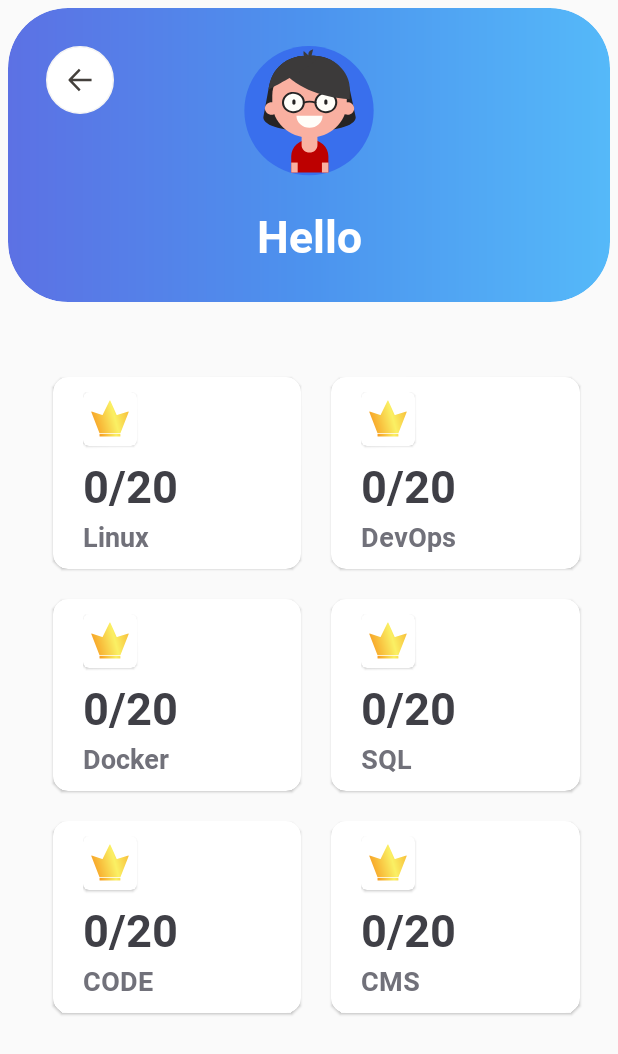
After one commit to PhoenixIgris/Quizz-App, an Android app built with Jetpack Compose: the ProfileActivity screen opened directly, with no data from a screen before it, on a phone screen of 412 x 824 dp. The commit adds this screen. Shown: the top 1054 px of the screen. Run offline under Robolectric (Android 15) with nearby library versions, the phone set to English and light mode, and no system bars; our stand-ins replace Dagger/Hilt's generated code.

Commit message:
Add Profile Activity

```diff
--- a/app/src/main/AndroidManifest.xml
+++ b/app/src/main/AndroidManifest.xml
@@ -15,6 +15,9 @@
         android:theme="@style/Theme.Quizz"
         tools:targetApi="31">
         <activity
+            android:name=".ui.profile.ProfileActivity"
+            android:exported="false" />
+        <activity
             android:name=".ui.quiz.QuizActivity"
             android:exported="true" />
         <activity
--- a/app/src/main/java/com/phoenixigris/quizz/ui/home/HomeActivity.kt
+++ b/app/src/main/java/com/phoenixigris/quizz/ui/home/HomeActivity.kt
@@ -12,6 +12,7 @@ import com.phoenixigris.quizz.helpers.QuizLevelEnum
 import com.phoenixigris.quizz.helpers.QuizModel
 import com.phoenixigris.quizz.helpers.QuizStatus
 import com.phoenixigris.quizz.helpers.QuizTypeEnum
+import com.phoenixigris.quizz.ui.profile.ProfileActivity
 import com.phoenixigris.quizz.ui.quiz.QuizActivity
 import dagger.hilt.android.AndroidEntryPoint
 
@@ -27,8 +28,15 @@ class HomeActivity : AppCompatActivity() {
         binding = HomeLytBinding.inflate(layoutInflater)
         viewModel.getQuizStatus()
         observerQuizStatus()
-      //  fetchQuestions()
+        setProfile()
+        //  fetchQuestions()
         setContentView(binding.root)
+    }
+
+    private fun setProfile() {
+        binding.homeActProfileIV.setOnClickListener {
+            startActivity(Intent(this, ProfileActivity::class.java))
+        }
     }
 
     private fun observerQuizStatus() {
--- /dev/null
+++ b/app/src/main/java/com/phoenixigris/quizz/ui/profile/ProfileActivity.kt
@@ -0,0 +1,48 @@
+package com.phoenixigris.quizz.ui.profile
+
+import android.graphics.drawable.GradientDrawable
+import androidx.appcompat.app.AppCompatActivity
+import android.os.Bundle
+import androidx.lifecycle.lifecycleScope
+import androidx.recyclerview.widget.GridLayoutManager
+import com.phoenixigris.quizz.database.DataStoreHelper
+import com.phoenixigris.quizz.databinding.ActivityProfileBinding
+import com.phoenixigris.quizz.helpers.HelperClass
+import dagger.hilt.android.AndroidEntryPoint
+import kotlinx.coroutines.flow.first
+import kotlinx.coroutines.launch
+import javax.inject.Inject
+
+@AndroidEntryPoint
+class ProfileActivity : AppCompatActivity() {
+    private lateinit var binding: ActivityProfileBinding
+
+    @Inject
+    lateinit var dataStoreHelper: DataStoreHelper
+    override fun onCreate(savedInstanceState: Bundle?) {
+        super.onCreate(savedInstanceState)
+        binding = ActivityProfileBinding.inflate(layoutInflater)
+        binding.profileUserCard.background = HelperClass.linearGradientDrawable(
+            "#5C71E4",
+            "#4C93EE",
+            "#55B9F9",
+            GradientDrawable.Orientation.LEFT_RIGHT, 60F
+        )
+        binding.profileBackBtn.setOnClickListener {
+            onBackPressedDispatcher.onBackPressed()
+        }
+        setValues()
+        setContentView(binding.root)
+    }
+
+    private fun setValues() {
+        lifecycleScope.launch {
+            dataStoreHelper.getQuizStatusList().first().let {
+                binding.profileGridScoreLyt.apply {
+                    layoutManager = GridLayoutManager(this@ProfileActivity, 2)
+                    adapter = ScoreRVA(it)
+                }
+            }
+        }
+    }
+}
--- /dev/null
+++ b/app/src/main/java/com/phoenixigris/quizz/ui/profile/ScoreRVA.kt
@@ -0,0 +1,36 @@
+package com.phoenixigris.quizz.ui.profile
+
+import android.view.LayoutInflater
+import android.view.ViewGroup
+import androidx.recyclerview.widget.RecyclerView
+import com.phoenixigris.quizz.databinding.ScoreCardBinding
+import com.phoenixigris.quizz.helpers.QuizModel
+
+class ScoreRVA(private val mList: List<QuizModel>) :
+    RecyclerView.Adapter<ScoreRVA.Holder>() {
+
+    inner class Holder(private val binding: ScoreCardBinding) :
+        RecyclerView.ViewHolder(binding.root) {
+
+        fun bindView(data: QuizModel, position: Int) {
+            binding.scoreTypeTv.text = data.name
+            binding.scoreValueTv.text = "${data.score.easyScore}/20"
+        }
+    }
+
+    override fun onCreateViewHolder(parent: ViewGroup, viewType: Int): ScoreRVA.Holder {
+        return Holder(
+            ScoreCardBinding.inflate(LayoutInflater.from(parent.context), parent, false)
+        )
+    }
+
+    override fun onBindViewHolder(holder: ScoreRVA.Holder, position: Int) {
+        val data = mList[position]
+        holder.bindView(data, position)
+    }
+
+    override fun getItemCount(): Int {
+        return mList.size
+    }
+
+}
--- /dev/null
+++ b/app/src/main/res/drawable/ic_avatar.xml
@@ -0,0 +1,99 @@
+<vector xmlns:android="http://schemas.android.com/apk/res/android"
+    android:width="100dp"
+    android:height="100dp"
+    android:viewportWidth="58"
+    android:viewportHeight="58">
+  <path
+      android:pathData="M29,50C42.807,50 54,38.807 54,25C54,11.193 42.807,0 29,0C15.193,0 4,11.193 4,25C4,38.807 15.193,50 29,50Z"
+      android:fillColor="#396FED"/>
+  <path
+      android:pathData="M44.78,16.866L47.065,27.547C47.065,34.764 11.341,34.764 11.341,27.547L13.295,16.894C14.101,12.539 15.007,10.429 17.267,8.097C18.586,6.728 20.199,5.633 22.003,4.883C23.807,4.133 25.76,3.745 27.736,3.744H30.675C38.431,3.744 43.322,9.023 44.78,16.866Z"
+      android:fillColor="#262424"/>
+  <path
+      android:pathData="M36.5,48.931V42.641C36.494,40.896 35.735,39.224 34.389,37.99C33.042,36.756 31.218,36.06 29.313,36.054C27.408,36.06 25.583,36.755 24.237,37.989C22.89,39.223 22.131,40.896 22.125,42.641V48.931H36.5Z"
+      android:fillColor="#BD0000"/>
+  <path
+      android:pathData="M29.203,41.2C28.392,41.2 27.613,40.9 27.039,40.366C26.465,39.832 26.143,39.108 26.143,38.353V35.492C26.143,34.737 26.466,34.013 27.04,33.48C27.614,32.946 28.392,32.646 29.203,32.646C29.605,32.646 30.003,32.72 30.374,32.863C30.745,33.006 31.082,33.215 31.366,33.48C31.65,33.744 31.875,34.058 32.029,34.403C32.183,34.748 32.262,35.118 32.262,35.492V38.349C32.263,38.723 32.184,39.094 32.031,39.44C31.877,39.785 31.652,40.1 31.368,40.365C31.084,40.629 30.746,40.839 30.375,40.983C30.003,41.126 29.605,41.2 29.203,41.2Z"
+      android:fillColor="#F9B0A1"/>
+  <path
+      android:pathData="M29.203,5.817H29.202C21.249,5.817 14.801,11.814 14.801,19.213V22.03C14.801,29.428 21.249,35.426 29.202,35.426H29.203C37.156,35.426 43.604,29.428 43.604,22.03V19.213C43.604,11.814 37.156,5.817 29.203,5.817Z"
+      android:fillColor="#F9B0A1"/>
+  <path
+      android:pathData="M16.378,25.871C17.391,24.928 17.391,23.401 16.378,22.458C15.365,21.516 13.722,21.516 12.709,22.458C11.696,23.401 11.696,24.928 12.709,25.871C13.722,26.813 15.365,26.813 16.378,25.871Z"
+      android:fillColor="#F9B0A1"/>
+  <path
+      android:pathData="M46.409,24.619C46.68,23.311 45.759,22.045 44.353,21.794C42.946,21.542 41.586,22.398 41.315,23.707C41.044,25.015 41.965,26.281 43.371,26.533C44.778,26.785 46.139,25.928 46.409,24.619Z"
+      android:fillColor="#F9B0A1"/>
+  <path
+      android:pathData="M20.147,26.815C20.147,26.983 19.882,27.118 19.554,27.118C19.226,27.118 18.96,26.983 18.96,26.815C18.96,26.647 19.226,26.512 19.554,26.512C19.882,26.512 20.147,26.647 20.147,26.815Z"
+      android:fillColor="#F9B0A1"/>
+  <path
+      android:pathData="M22.006,26.815C22.006,26.983 21.74,27.118 21.412,27.118C21.084,27.118 20.819,26.983 20.819,26.815C20.819,26.647 21.084,26.512 21.412,26.512C21.74,26.512 22.006,26.647 22.006,26.815Z"
+      android:fillColor="#F9B0A1"/>
+  <path
+      android:pathData="M21.146,27.612C21.146,27.78 20.88,27.915 20.552,27.915C20.224,27.915 19.959,27.78 19.959,27.612C19.959,27.444 20.225,27.309 20.552,27.309C20.879,27.309 21.146,27.444 21.146,27.612Z"
+      android:fillColor="#F9B0A1"/>
+  <path
+      android:pathData="M23.024,27.612C23.024,27.78 22.757,27.915 22.43,27.915C22.102,27.915 21.836,27.78 21.836,27.612C21.836,27.444 22.102,27.309 22.43,27.309C22.757,27.309 23.024,27.444 23.024,27.612Z"
+      android:fillColor="#F9B0A1"/>
+  <path
+      android:pathData="M23.869,26.815C23.869,26.983 23.604,27.118 23.277,27.118C22.949,27.118 22.683,26.983 22.683,26.815C22.683,26.647 22.949,26.512 23.277,26.512C23.604,26.512 23.869,26.647 23.869,26.815Z"
+      android:fillColor="#F9B0A1"/>
+  <path
+      android:pathData="M35.439,26.815C35.439,26.983 35.173,27.118 34.845,27.118C34.517,27.118 34.251,26.983 34.251,26.815C34.251,26.647 34.517,26.512 34.845,26.512C35.173,26.512 35.439,26.647 35.439,26.815Z"
+      android:fillColor="#F9B0A1"/>
+  <path
+      android:pathData="M37.297,26.815C37.297,26.983 37.031,27.118 36.704,27.118C36.377,27.118 36.11,26.983 36.11,26.815C36.11,26.647 36.376,26.512 36.704,26.512C37.032,26.512 37.297,26.647 37.297,26.815Z"
+      android:fillColor="#F9B0A1"/>
+  <path
+      android:pathData="M36.437,27.612C36.437,27.78 36.172,27.915 35.844,27.915C35.516,27.915 35.25,27.78 35.25,27.612C35.25,27.444 35.516,27.309 35.844,27.309C36.172,27.309 36.437,27.444 36.437,27.612Z"
+      android:fillColor="#F9B0A1"/>
+  <path
+      android:pathData="M38.311,27.612C38.311,27.78 38.045,27.915 37.717,27.915C37.389,27.915 37.125,27.78 37.125,27.612C37.125,27.444 37.389,27.309 37.717,27.309C38.045,27.309 38.311,27.444 38.311,27.612Z"
+      android:fillColor="#F9B0A1"/>
+  <path
+      android:pathData="M39.156,26.815C39.156,26.983 38.89,27.118 38.562,27.118C38.234,27.118 37.968,26.983 37.968,26.815C37.968,26.647 38.234,26.512 38.562,26.512C38.89,26.512 39.156,26.647 39.156,26.815Z"
+      android:fillColor="#F9B0A1"/>
+  <path
+      android:pathData="M25.82,24.505C27.392,23.043 27.392,20.674 25.82,19.212C24.249,17.751 21.702,17.751 20.131,19.212C18.56,20.674 18.56,23.043 20.131,24.505C21.702,25.966 24.249,25.966 25.82,24.505Z"
+      android:fillColor="#FFFEF9"/>
+  <path
+      android:pathData="M22.976,25.969C22.102,25.969 21.247,25.728 20.52,25.277C19.794,24.825 19.227,24.183 18.893,23.432C18.558,22.68 18.471,21.854 18.641,21.056C18.812,20.259 19.233,19.526 19.851,18.951C20.469,18.376 21.256,17.985 22.114,17.826C22.971,17.668 23.859,17.749 24.667,18.06C25.475,18.371 26.165,18.898 26.65,19.574C27.136,20.25 27.395,21.045 27.395,21.858C27.394,22.948 26.928,23.993 26.1,24.764C25.271,25.535 24.147,25.968 22.976,25.969ZM22.976,18.486C22.259,18.486 21.558,18.684 20.962,19.055C20.366,19.425 19.901,19.952 19.627,20.568C19.353,21.185 19.281,21.863 19.421,22.517C19.561,23.171 19.906,23.772 20.413,24.244C20.92,24.715 21.567,25.036 22.27,25.166C22.973,25.296 23.702,25.23 24.365,24.974C25.027,24.719 25.593,24.287 25.992,23.732C26.39,23.177 26.603,22.525 26.603,21.858C26.601,20.964 26.219,20.107 25.539,19.474C24.859,18.842 23.937,18.486 22.976,18.486Z"
+      android:fillColor="#262424"/>
+  <path
+      android:pathData="M38.365,24.505C39.936,23.044 39.936,20.674 38.365,19.213C36.794,17.751 34.246,17.751 32.675,19.213C31.104,20.674 31.104,23.044 32.675,24.505C34.246,25.967 36.794,25.967 38.365,24.505Z"
+      android:fillColor="#FFFEF9"/>
+  <path
+      android:pathData="M35.52,25.969C34.646,25.969 33.791,25.728 33.064,25.277C32.338,24.825 31.771,24.183 31.437,23.432C31.102,22.68 31.014,21.854 31.185,21.056C31.355,20.259 31.777,19.526 32.395,18.951C33.013,18.376 33.8,17.985 34.657,17.826C35.515,17.668 36.403,17.749 37.211,18.06C38.018,18.371 38.709,18.898 39.194,19.574C39.68,20.25 39.939,21.045 39.939,21.858C39.938,22.948 39.472,23.993 38.643,24.764C37.814,25.535 36.691,25.968 35.52,25.969ZM35.52,18.486C34.802,18.486 34.102,18.683 33.505,19.054C32.909,19.425 32.444,19.951 32.17,20.568C31.895,21.184 31.824,21.862 31.963,22.516C32.103,23.171 32.449,23.772 32.956,24.243C33.463,24.715 34.109,25.036 34.812,25.166C35.515,25.296 36.244,25.23 36.907,24.974C37.569,24.719 38.136,24.287 38.534,23.732C38.933,23.177 39.145,22.525 39.145,21.858C39.144,20.964 38.762,20.107 38.082,19.475C37.402,18.842 36.481,18.487 35.52,18.486Z"
+      android:fillColor="#262424"/>
+  <path
+      android:pathData="M31.498,22.228C31.454,22.228 31.41,22.221 31.368,22.208C29.911,21.743 28.526,21.742 27.133,22.208C27.084,22.224 27.032,22.231 26.98,22.229C26.928,22.227 26.877,22.215 26.83,22.194C26.783,22.173 26.741,22.144 26.706,22.108C26.671,22.072 26.644,22.03 26.626,21.985C26.609,21.939 26.601,21.891 26.604,21.842C26.606,21.794 26.619,21.746 26.641,21.703C26.664,21.659 26.695,21.619 26.734,21.587C26.772,21.554 26.817,21.529 26.866,21.513C28.414,20.999 30.015,20.999 31.627,21.513C31.716,21.541 31.791,21.598 31.839,21.673C31.887,21.748 31.905,21.837 31.889,21.923C31.874,22.009 31.826,22.087 31.755,22.144C31.683,22.201 31.593,22.232 31.499,22.232L31.498,22.228Z"
+      android:fillColor="#262424"/>
+  <path
+      android:pathData="M23.171,22.703C23.011,22.702 22.858,22.643 22.746,22.538C22.633,22.433 22.569,22.291 22.569,22.142V21.282C22.569,21.133 22.632,20.991 22.745,20.885C22.858,20.78 23.011,20.721 23.171,20.721C23.331,20.721 23.484,20.78 23.597,20.885C23.711,20.99 23.774,21.133 23.775,21.282V22.142C23.774,22.291 23.711,22.433 23.597,22.538C23.484,22.643 23.331,22.703 23.171,22.703Z"
+      android:fillColor="#262424"/>
+  <path
+      android:pathData="M35.521,20.721H35.519C35.187,20.721 34.917,20.972 34.917,21.282V22.143C34.917,22.453 35.187,22.704 35.519,22.704H35.521C35.853,22.704 36.123,22.453 36.123,22.143V21.282C36.123,20.972 35.853,20.721 35.521,20.721Z"
+      android:fillColor="#262424"/>
+  <path
+      android:pathData="M44.78,16.866V20.594C32.577,19.766 23.405,15.6 17.264,8.097C18.583,6.728 20.197,5.633 22,4.883C23.804,4.133 25.757,3.745 27.733,3.744H30.672C38.431,3.744 44.78,9.649 44.78,16.866Z"
+      android:fillColor="#3C3A3A"/>
+  <path
+      android:pathData="M13.292,16.894C14.098,12.539 15.004,10.429 17.264,8.097C18.583,6.728 20.196,5.633 22,4.883C23.804,4.133 25.757,3.745 27.733,3.744H30.672C38.431,3.744 13.292,16.894 13.292,16.894Z"
+      android:fillColor="#3C3A3A"/>
+  <path
+      android:pathData="M29.657,5.038C29.657,5.038 27.075,2.513 30.608,1.288L29.657,5.038Z"
+      android:fillColor="#3C3A3A"/>
+  <path
+      android:pathData="M29.906,4.646C29.906,4.646 26.247,5.411 26.933,1.962L29.906,4.646Z"
+      android:fillColor="#3C3A3A"/>
+  <path
+      android:pathData="M24.154,26.927C24.158,28.172 24.691,29.364 25.637,30.244C26.583,31.124 27.865,31.62 29.203,31.624C30.541,31.62 31.823,31.124 32.769,30.244C33.715,29.364 34.248,28.171 34.251,26.927H24.154Z"
+      android:fillColor="#FFFEF9"/>
+  <path
+      android:pathData="M24.625,45.068H22.125V48.931H24.625V45.068Z"
+      android:fillColor="#F9B0A1"/>
+  <path
+      android:pathData="M36.5,45.068H34V48.931H36.5V45.068Z"
+      android:fillColor="#F9B0A1"/>
+</vector>
--- /dev/null
+++ b/app/src/main/res/drawable/ic_back_btn.xml
@@ -0,0 +1,20 @@
+<!--
+  ~ Created by Diken Mhrz
+  ~  Copyright (c) 2021 Sunya Health Solution Pvt. Ltd . All rights reserved.
+  ~  Last modified 11/8/21, 5:59 PM
+  -->
+
+<vector xmlns:android="http://schemas.android.com/apk/res/android"
+    android:width="45dp"
+    android:height="45dp"
+    android:viewportWidth="45"
+    android:viewportHeight="45">
+    <path
+        android:fillColor="#ffffff"
+        android:pathData="M22.5,44.5L22.5,44.5A22,22 0,0 1,0.5 22.5L0.5,22.5A22,22 0,0 1,22.5 0.5L22.5,0.5A22,22 0,0 1,44.5 22.5L44.5,22.5A22,22 0,0 1,22.5 44.5z"
+        android:strokeWidth="1"
+        android:strokeColor="#F5F5F4" />
+    <path
+        android:fillColor="#44403C"
+        android:pathData="M30.1492,23.3182L17.6506,23.3182L22.8961,28.7091L21.7708,29.8636L15.0366,22.9636C14.7885,22.7091 14.7885,22.3 15.0366,22.0455L21.7708,15.1364L22.8961,16.2909L17.6506,21.6818L30.1492,21.6818L30.1492,22.5L30.1492,23.3182Z" />
+</vector>
--- /dev/null
+++ b/app/src/main/res/layout/activity_profile.xml
@@ -0,0 +1,87 @@
+<?xml version="1.0" encoding="utf-8"?>
+<androidx.constraintlayout.widget.ConstraintLayout xmlns:android="http://schemas.android.com/apk/res/android"
+    xmlns:app="http://schemas.android.com/apk/res-auto"
+    xmlns:tools="http://schemas.android.com/tools"
+    android:layout_width="match_parent"
+    android:layout_height="match_parent"
+    android:background="@color/gray_50"
+    android:padding="5dp"
+    tools:context=".ui.profile.ProfileActivity">
+
+    <com.google.android.material.card.MaterialCardView
+        android:id="@+id/profile_user_card"
+        android:layout_width="match_parent"
+        android:layout_height="wrap_content"
+        app:layout_constraintEnd_toEndOf="parent"
+        app:layout_constraintStart_toStartOf="parent"
+        app:layout_constraintTop_toTopOf="parent">
+
+        <androidx.constraintlayout.widget.ConstraintLayout
+            android:layout_width="match_parent"
+            android:layout_height="match_parent"
+            android:padding="25dp">
+
+            <ImageView
+                android:id="@+id/profile_back_btn"
+                android:layout_width="wrap_content"
+                android:layout_height="wrap_content"
+                android:elevation="20dp"
+                android:src="@drawable/ic_back_btn"
+                app:layout_constraintStart_toStartOf="parent"
+                app:layout_constraintTop_toTopOf="parent" />
+
+            <ImageView
+                android:id="@+id/profile_IV"
+                android:layout_width="wrap_content"
+                android:layout_height="wrap_content"
+                android:src="@drawable/ic_avatar"
+                app:layout_constraintEnd_toEndOf="parent"
+                app:layout_constraintStart_toStartOf="parent"
+                app:layout_constraintTop_toTopOf="parent" />
+
+            <TextView
+                android:id="@+id/profile_user_name"
+                android:layout_width="wrap_content"
+                android:layout_height="wrap_content"
+                android:layout_marginTop="10dp"
+                android:fontFamily="@font/roboto_bold"
+                android:includeFontPadding="false"
+                android:text="Hello"
+                android:textColor="@color/white"
+                android:textSize="30sp"
+                android:textStyle="bold"
+                app:layout_constraintEnd_toEndOf="parent"
+                app:layout_constraintStart_toStartOf="parent"
+                app:layout_constraintTop_toBottomOf="@+id/profile_IV" />
+        </androidx.constraintlayout.widget.ConstraintLayout>
+    </com.google.android.material.card.MaterialCardView>
+
+    <TextView
+        android:id="@+id/profile_score_TV"
+        android:layout_width="wrap_content"
+        android:layout_height="wrap_content"
+        android:layout_margin="10dp"
+        android:fontFamily="@font/bebasneue_book"
+        android:includeFontPadding="false"
+        android:letterSpacing="0.07"
+        android:textColor="@color/gray_400"
+        android:textSize="20sp"
+        android:textStyle="bold"
+        app:layout_constraintStart_toStartOf="parent"
+        app:layout_constraintTop_toBottomOf="@+id/profile_user_card"
+        tools:text="SCORES" />
+
+    <androidx.recyclerview.widget.RecyclerView
+        android:id="@+id/profile_grid_score_lyt"
+        android:layout_width="match_parent"
+        android:layout_height="wrap_content"
+        android:layout_marginTop="10dp"
+        android:paddingStart="20dp"
+        android:paddingEnd="10dp"
+        app:layout_constraintEnd_toEndOf="parent"
+        app:layout_constraintStart_toStartOf="parent"
+        app:layout_constraintTop_toBottomOf="@+id/profile_score_TV">
+
+    </androidx.recyclerview.widget.RecyclerView>
+
+</androidx.constraintlayout.widget.ConstraintLayout>
--- a/app/src/main/res/layout/fragment_quiz.xml
+++ /dev/null
@@ -1,19 +0,0 @@
-<?xml version="1.0" encoding="utf-8"?>
-<androidx.constraintlayout.widget.ConstraintLayout xmlns:android="http://schemas.android.com/apk/res/android"
-    xmlns:app="http://schemas.android.com/apk/res-auto"
-    xmlns:tools="http://schemas.android.com/tools"
-    android:layout_width="match_parent"
-    android:layout_height="200dp"
-    android:background="@null"
-    tools:context=".ui.quiz.QuizFragment">
-
-    <TextView
-        android:layout_width="wrap_content"
-        android:layout_height="wrap_content"
-        android:text="fdgdfgdf"
-        app:layout_constraintBottom_toBottomOf="parent"
-        app:layout_constraintEnd_toEndOf="parent"
-        app:layout_constraintStart_toStartOf="parent"
-        app:layout_constraintTop_toTopOf="parent" />
-
-</androidx.constraintlayout.widget.ConstraintLayout>
--- a/app/src/main/res/layout/home_lyt.xml
+++ b/app/src/main/res/layout/home_lyt.xml
@@ -8,6 +8,7 @@
     tools:context=".ui.home.HomeActivity">
 
     <ImageView
+        android:id="@+id/home_act_profile_IV"
         android:layout_width="wrap_content"
         android:layout_height="wrap_content"
         android:src="@drawable/ic_user"
--- /dev/null
+++ b/app/src/main/res/layout/score_card.xml
@@ -0,0 +1,54 @@
+<?xml version="1.0" encoding="utf-8"?>
+<com.google.android.material.card.MaterialCardView xmlns:android="http://schemas.android.com/apk/res/android"
+    xmlns:app="http://schemas.android.com/apk/res-auto"
+    xmlns:tools="http://schemas.android.com/tools"
+    android:layout_width="match_parent"
+    android:layout_height="wrap_content"
+    android:elevation="20dp"
+    android:layout_margin="10dp"
+    app:cardCornerRadius="10dp">
+
+    <LinearLayout
+        android:layout_width="match_parent"
+        android:layout_height="match_parent"
+        android:orientation="vertical"
+        android:paddingHorizontal="20dp"
+        android:paddingVertical="10dp">
+
+        <com.google.android.material.card.MaterialCardView
+            android:layout_width="wrap_content"
+            android:layout_height="wrap_content"
+            android:elevation="20dp">
+
+            <ImageView
+                android:layout_width="wrap_content"
+                android:layout_height="wrap_content"
+                android:layout_margin="5dp"
+                android:src="@drawable/ic_crown" />
+        </com.google.android.material.card.MaterialCardView>
+
+        <TextView
+            android:id="@+id/score_value_Tv"
+            android:layout_width="wrap_content"
+            android:layout_height="wrap_content"
+            android:layout_marginTop="10dp"
+            android:fontFamily="@font/roboto_bold"
+            android:includeFontPadding="false"
+            android:textColor="@color/gray_700"
+            android:textSize="30sp"
+            android:textStyle="bold"
+            tools:text="18/20" />
+
+        <TextView
+            android:id="@+id/score_type_Tv"
+            android:layout_width="wrap_content"
+            android:layout_height="wrap_content"
+            android:layout_marginTop="5dp"
+            android:fontFamily="@font/roboto_bold"
+            android:includeFontPadding="false"
+            android:textColor="@color/gray_500"
+            android:textSize="18sp"
+            tools:text="Linux" />
+    </LinearLayout>
+
+</com.google.android.material.card.MaterialCardView>
```
